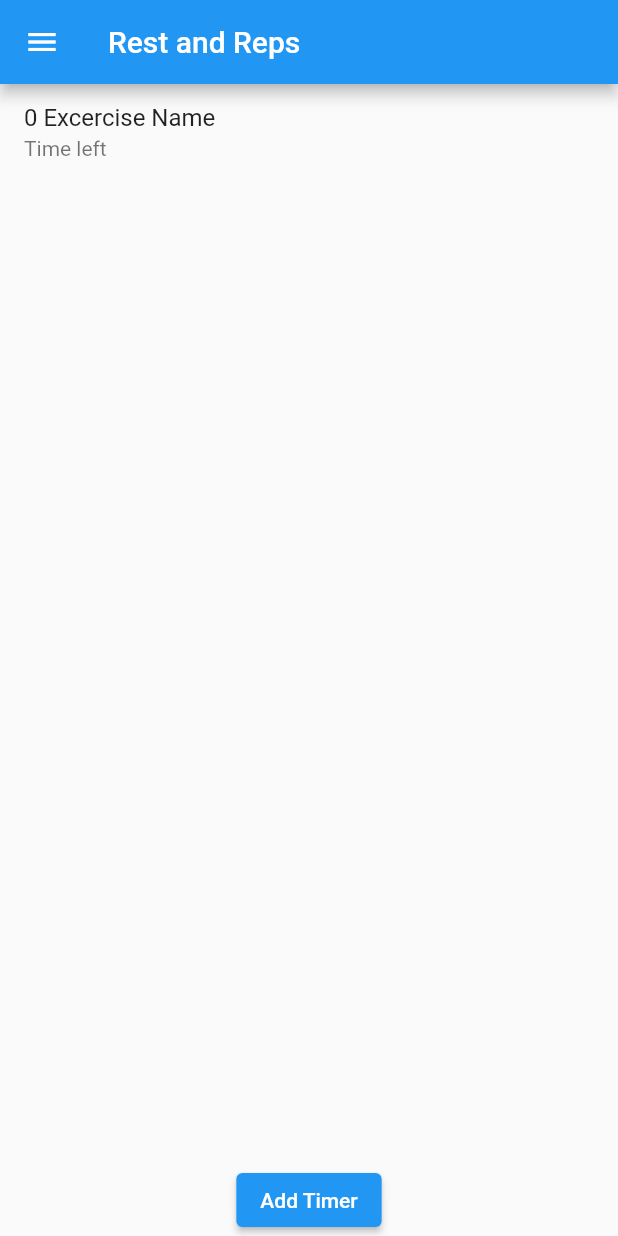
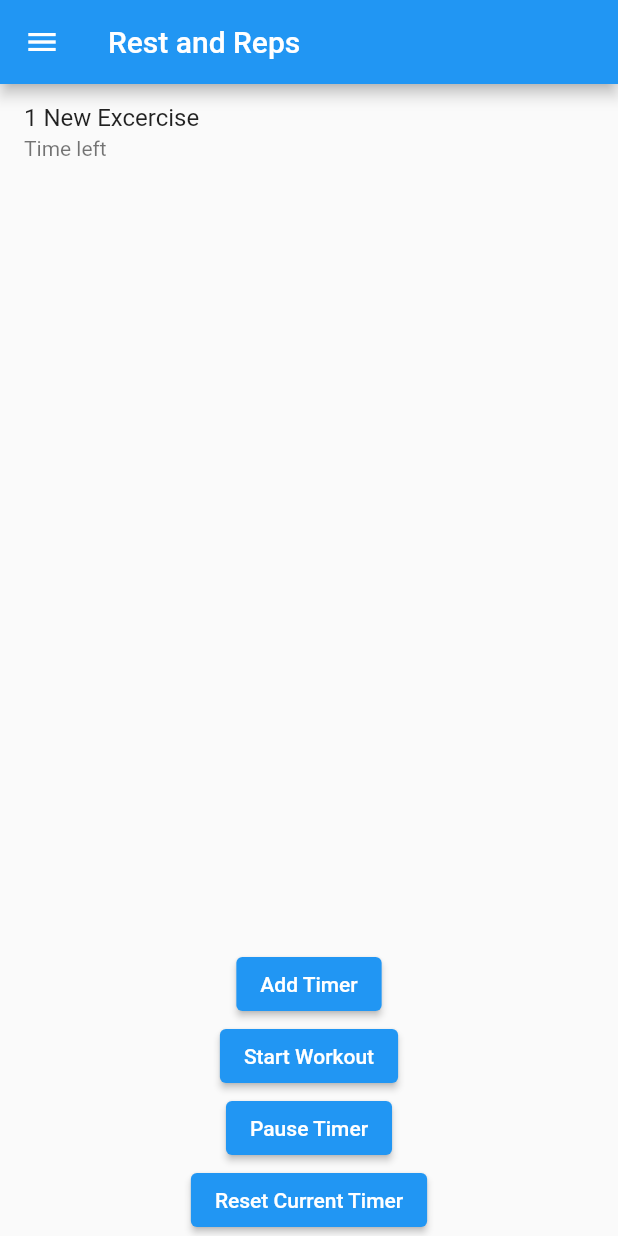
Before and after one commit to BoxedFruits/Reps-and-Rest, a Flutter app: the screen it shows after launch, on a phone screen of 412 x 824 dp. Run offline on Flutter 3.47's test engine with Material 2 defaults, Android fonts, the phone set to English and light mode, and no system bars.

Commit message:
Editable excercise Name

```diff
--- a/lib/main.dart
+++ b/lib/main.dart
@@ -54,20 +54,33 @@ class _TimerListState extends State<TimerList> {
             itemCount: this.timers,
             itemBuilder: (context, index) => this._buildTimer(index)),
       ),
-      ElevatedButton(onPressed: _addTimer, child: Text("Add Timer"))
+      ElevatedButton(onPressed: _addTimer, child: Text("Add Timer")),
+      ElevatedButton(onPressed: () {}, child: Text("Start Workout")),
+      ElevatedButton(onPressed: () {}, child: Text("Pause Timer")),
+      ElevatedButton(onPressed: () {}, child: Text("Reset Current Timer"))
     ]);
   }
 
   _buildTimer(int timerIndex) {
     //Each row show be a widget. Should have Gif/image of Rxcercise, Excercise name and timer length
-    return Timer(timerIndex: timerIndex);
+    return Timer(
+        timerIndex: timerIndex,
+        excerciseName: "New Excercise",
+        excerciseDuration: new Duration(minutes: 0, seconds: 0));
   }
 }
 
 class Timer extends StatefulWidget {
-  Timer({Key? key, required this.timerIndex}) : super(key: key);
+  Timer(
+      {Key? key,
+      required this.timerIndex,
+      required this.excerciseName,
+      required this.excerciseDuration})
+      : super(key: key);
 
-  final int timerIndex;
+  int timerIndex;
+  String excerciseName;
+  Duration excerciseDuration;
 
   @override
   _TimerState createState() => _TimerState();
@@ -77,33 +90,61 @@ class _TimerState extends State<Timer> {
   //Needs to be stateful so that user can pause timer.
   @override
   Widget build(BuildContext context) {
+    Future<void> setExcerciseName(passedInName) async {
+      print(passedInName);
+      setState(() {
+        widget.excerciseName = passedInName;
+      });
+    }
+
     return ListTile(
       isThreeLine: true,
-      title: Text(widget.timerIndex.toString() + ' Excercise Name'),
+      title: Text((widget.timerIndex + 1).toString() +
+          " " +
+          widget.excerciseName.toString()),
       subtitle: Text('Time left'),
       onTap: () {
-        _popDialog(context);
+        setState(() {
+          widget.excerciseName = "mememe";
+        });
+        _popDialog(context, widget.excerciseName,
+            setExcerciseName); //When creating a new timer, have Exercise name as default
       },
     );
   }
 }
 
-_popDialog(BuildContext context) {
+_popDialog(BuildContext context, String excerciseName,
+    Function setExcerciseNameCallback) {
+  TextEditingController _excerciseNameController;
+
+  _excerciseNameController =
+      TextEditingController.fromValue(TextEditingValue(text: excerciseName));
   showDialog(
       context: context,
-      barrierDismissible: false, // user must tap button!
-
       builder: (BuildContext context) {
         return new SimpleDialog(
-          title: new Text('You clicked on'),
-          children: [
-            new TextButton(
-              child: new Text('Ok'),
-              onPressed: () {
-                Navigator.of(context).pop();
-              },
+            title: TextField(
+              controller: _excerciseNameController,
             ),
-          ],
-        );
+            children: [
+              Container(
+                  width: 280,
+                  height: 280,
+                  child: CupertinoTimerPicker(
+                      mode: CupertinoTimerPickerMode.ms,
+                      onTimerDurationChanged: (newTime) {
+                        //newTime is what will set the new duration. newTime is typeof Duration.
+                        print(newTime);
+                      })),
+              new TextButton(
+                child: new Text('Save'),
+                onPressed: () {
+                  //SetState when clicking saved
+                  setExcerciseNameCallback(_excerciseNameController.text);
+                  Navigator.of(context).pop();
+                },
+              ),
+            ]);
       });
 }
--- a/pubspec.yaml
+++ b/pubspec.yaml
@@ -28,6 +28,7 @@ dependencies:
   # The following adds the Cupertino Icons font to your application.
   # Use with the CupertinoIcons class for iOS style icons.
   cupertino_icons: ^1.0.2
+  custom_timer: ^0.0.6
 
 dev_dependencies:
   flutter_test:
```
Also changed, not shown: pubspec.lock.
